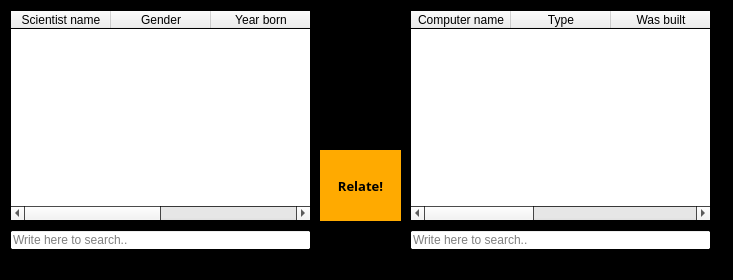
The window that relationwindow.ui (stefanv15/verklegtNamskeid_skil3) describes before a commit, drawn with Qt 5.
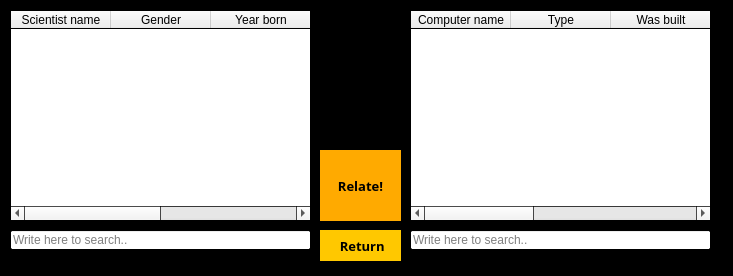
The same window after the commit.

Commit message: relate takki, relation gluggi

Diff of the .ui file:
```diff
--- a/relationwindow.ui
+++ b/relationwindow.ui
@@ -7,7 +7,7 @@
     <x>0</x>
     <y>0</y>
     <width>733</width>
-    <height>280</height>
+    <height>276</height>
    </rect>
   </property>
   <property name="palette">
@@ -199,6 +199,34 @@
     <string>Relate!</string>
    </property>
   </widget>
+  <widget class="QPushButton" name="button_relation_return">
+   <property name="geometry">
+    <rect>
+     <x>320</x>
+     <y>230</y>
+     <width>81</width>
+     <height>31</height>
+    </rect>
+   </property>
+   <property name="font">
+    <font>
+     <family>Rockwell</family>
+     <pointsize>10</pointsize>
+     <weight>75</weight>
+     <bold>true</bold>
+    </font>
+   </property>
+   <property name="styleSheet">
+    <string notr="true">QPushButton
+{
+	color: black;
+	background-color: rgba(255, 200, 0); border: none;
+}</string>
+   </property>
+   <property name="text">
+    <string> Return</string>
+   </property>
+  </widget>
  </widget>
  <resources/>
  <connections/>
```
The commit also changes 26 other files.
